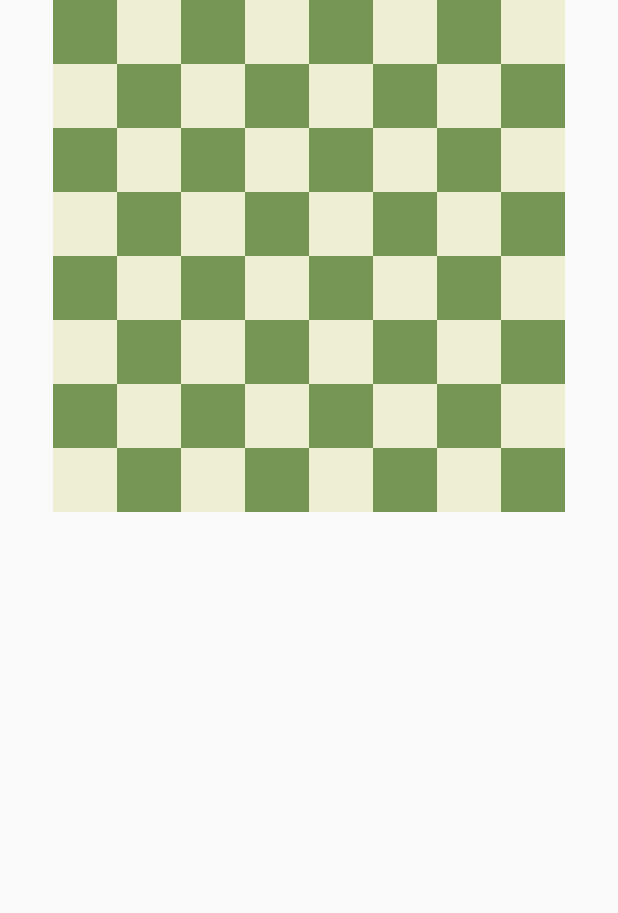
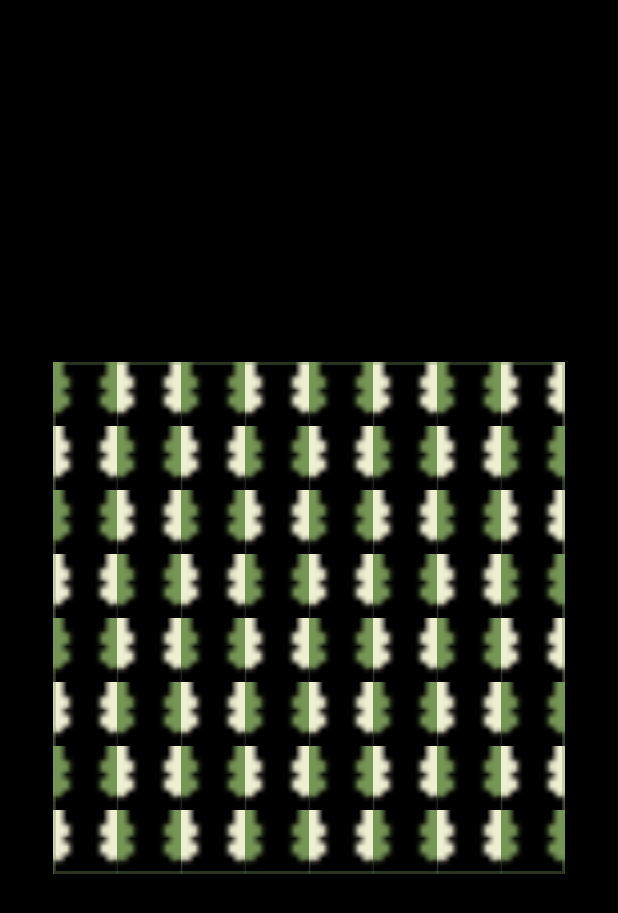
Before and after one commit to JayceFR/PawnRace, an Android app built with Jetpack Compose: the screen it shows after launch (MainActivity), on a phone screen of 412 x 824 dp. Shown: the top 913 px of the screen. Run offline under Robolectric (Android 15) with nearby library versions, the phone set to English and light mode, and no system bars.

```diff
--- a/app/src/main/java/com/jaycefr/pawnrace/MainActivity.kt
+++ b/app/src/main/java/com/jaycefr/pawnrace/MainActivity.kt
@@ -1,11 +1,14 @@
 package com.jaycefr.pawnrace
 
+import android.graphics.Bitmap
 import android.os.Bundle
 import android.util.DisplayMetrics
 import androidx.activity.ComponentActivity
 import androidx.activity.compose.setContent
 import androidx.activity.enableEdgeToEdge
+import androidx.compose.foundation.Image
 import androidx.compose.foundation.background
+import androidx.compose.foundation.border
 import androidx.compose.foundation.layout.Arrangement
 import androidx.compose.foundation.layout.Box
 import androidx.compose.foundation.layout.Column
@@ -20,8 +23,11 @@ import androidx.compose.material3.Text
 import androidx.compose.runtime.Composable
 import androidx.compose.ui.Alignment
 import androidx.compose.ui.Modifier
+import androidx.compose.ui.draw.blur
+import androidx.compose.ui.draw.scale
 import androidx.compose.ui.graphics.Color
 import androidx.compose.ui.platform.LocalDensity
+import androidx.compose.ui.res.painterResource
 import androidx.compose.ui.tooling.preview.Preview
 import androidx.compose.ui.unit.dp
 import com.jaycefr.pawnrace.ui.theme.PawnRaceTheme
@@ -36,9 +42,11 @@ class MainActivity : ComponentActivity() {
         setContent {
             PawnRaceTheme {
                 Column(
-                    modifier = Modifier.fillMaxWidth(),
+                    modifier = Modifier
+                        .fillMaxSize()
+                        .background(color = Color.Black),
                     horizontalAlignment = Alignment.CenterHorizontally,
-                    verticalArrangement = Arrangement.SpaceEvenly
+                    verticalArrangement = Arrangement.Center
                 ) {
                     board(
                         boxWidthPx = boxWidth,
@@ -56,21 +64,45 @@ class MainActivity : ComponentActivity() {
 @Composable
 fun board(boxWidthPx : Int, colors : List<Color> = listOf(Color.Black, Color.White)){
     val boxWidth = with(LocalDensity.current) { boxWidthPx.toDp() }
+    Column(
+        Modifier.border(2.dp, Color(118, 150, 86, 89))
+    ){
         for (x in 0..7) {
             Row(
-
-        ) {
+            ){
                 for (y in 0..7) {
                     Box(
                         modifier = Modifier
                             .width(boxWidth)
                             .height(boxWidth)
-                        .background(colors[(x + y) % 2])
-                )
+                            .background(colors[(x + y) % 2]),
+                        contentAlignment = Alignment.Center
+                    ){
+                        BlackPawn()
                     }
                 }
             }
         }
+    }
+}
+
+@Composable
+fun BlackPawn(){
+    Image(
+        painter = painterResource(id = R.drawable.pawnblack),
+        contentDescription = "BlackPawn",
+        Modifier.scale(4f)
+    )
+}
+
+@Composable
+fun WhitePawn(){
+    Image(
+        painter = painterResource(id = R.drawable.pawnwhite),
+        contentDescription = "WhitePawn"
+    )
+}
+
 @Composable
 fun Greeting(name: String, modifier: Modifier = Modifier) {
     Text(
```
Also changed, not shown: app/src/main/res/drawable/pawnblack.png (added), app/src/main/res/drawable/pawnwhite.png (added). Lines whose indentation alone changed are shown as unchanged.
